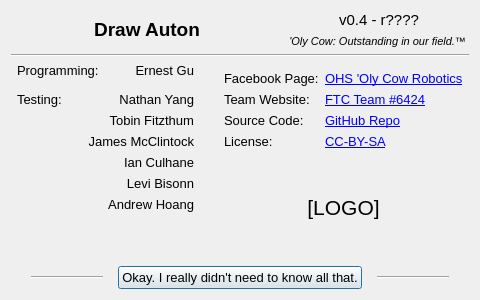
Old version of the form gui/aboutwindow.ui in the repository OlyCow/draw-auton.
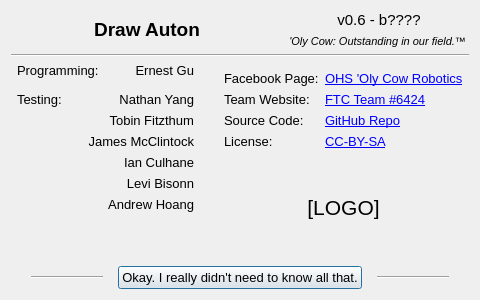
New version of the form.

What changed in the file:
```diff
--- a/gui/aboutwindow.ui
+++ b/gui/aboutwindow.ui
@@ -50,7 +50,7 @@
         <cursorShape>IBeamCursor</cursorShape>
        </property>
        <property name="text">
-        <string>v0.4 - r????</string>
+        <string>v0.6 - b????</string>
        </property>
        <property name="alignment">
         <set>Qt::AlignCenter</set>
```
